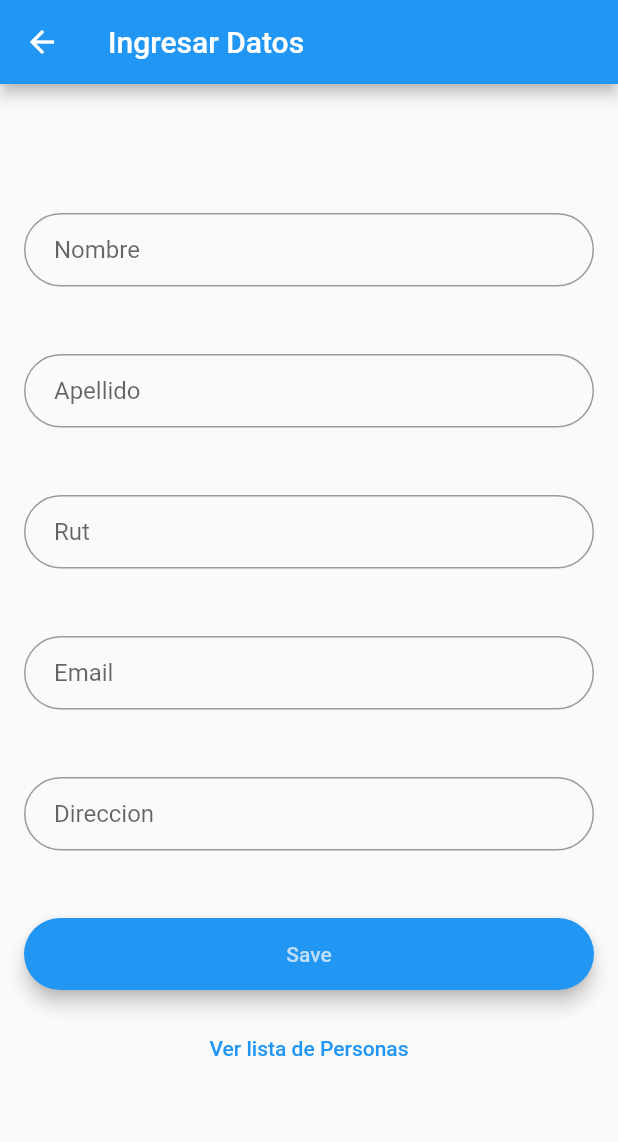
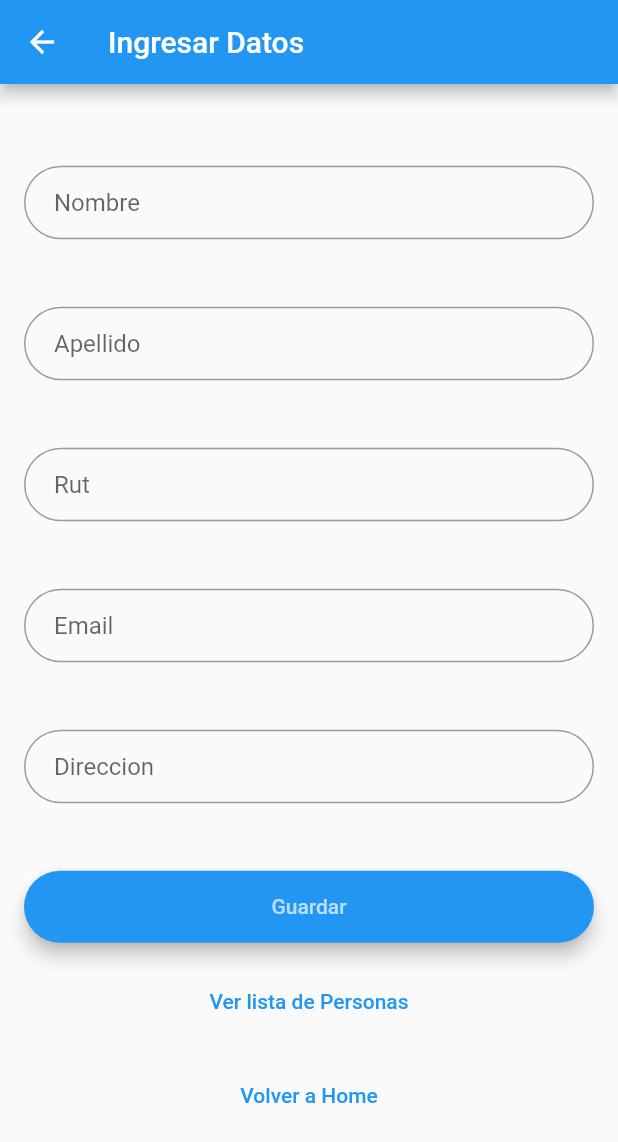
Before and after one commit to Alan-RamiMan/Flutter_Firebase_CRUD, a Flutter app: the AddPage screen opened by its route, on a phone screen of 412 x 824 dp. Shown: the top 1142 px of the screen. Run offline on Flutter 3.47's test engine with Material 2 defaults, Android fonts, the phone set to English and light mode, and no system bars; our stand-ins replace cloud_firestore, firebase_core; accounts and stored records are empty.

Commit message:
Cambios menores

```diff
--- a/lib/pages/addpage.dart
+++ b/lib/pages/addpage.dart
@@ -1,3 +1,4 @@
+import 'package:flutter_application_1/pages/home.dart';
 import 'package:flutter_application_1/pages/listpages.dart';
 
 import 'package:flutter/material.dart';
@@ -101,6 +102,18 @@ class _AddPage extends State<AddPage> {
         },
         child: const Text('Ver lista de Personas'));
 
+    final homeListbutton = TextButton(
+        onPressed: () {
+          Navigator.pushAndRemoveUntil<dynamic>(
+            context,
+            MaterialPageRoute<dynamic>(
+              builder: (BuildContext context) => Home(),
+            ),
+            (route) => false, //To disable back feature set to false
+          );
+        },
+        child: const Text('Volver a Home'));
+
     final SaveButon = Material(
       elevation: 5.0,
       borderRadius: BorderRadius.circular(30.0),
@@ -136,7 +149,7 @@ class _AddPage extends State<AddPage> {
           }
         },
         child: Text(
-          "Save",
+          "Guardar",
           style: TextStyle(color: Theme.of(context).primaryColorLight),
           textAlign: TextAlign.center,
         ),
@@ -174,6 +187,8 @@ class _AddPage extends State<AddPage> {
                   const SizedBox(height: 15.0),
                   viewListbutton,
                   const SizedBox(height: 15.0),
+                  homeListbutton,
+                  const SizedBox(height: 15.0),
                 ],
               ),
             ),
--- a/lib/pages/home.dart
+++ b/lib/pages/home.dart
@@ -11,9 +11,9 @@ class Home extends StatelessWidget {
       body: ListView(
         children: <Widget>[
           _opcionesMenu(
-              context, Icons.group_add, 'addPersona', 'Agregar Datos Persona'),
+              context, Icons.group_add, 'addPersona', 'Agregar Personas'),
           _opcionesMenu(
-              context, Icons.list, 'listPersonas', 'Ver Listado de Personas'),
+              context, Icons.list, 'listPersonas', 'Listado de Personas'),
         ],
       ),
       /*body: Center(
--- a/lib/pages/listpages.dart
+++ b/lib/pages/listpages.dart
@@ -77,7 +77,7 @@ class _ListPage extends State<ListPage> {
                         TextButton(
                           style: TextButton.styleFrom(
                             padding: const EdgeInsets.all(5.0),
-                            primary: const Color.fromARGB(255, 143, 133, 226),
+                            primary: const Color.fromARGB(255, 33, 150, 243),
                             textStyle: const TextStyle(fontSize: 20),
                           ),
                           child: const Text('Editar'),
@@ -103,7 +103,7 @@ class _ListPage extends State<ListPage> {
                         TextButton(
                           style: TextButton.styleFrom(
                             padding: const EdgeInsets.all(5.0),
-                            primary: const Color.fromARGB(255, 143, 133, 226),
+                            primary: Color.fromARGB(255, 239, 34, 7),
                             textStyle: const TextStyle(fontSize: 20),
                           ),
                           child: const Text('Eliminar'),
--- a/lib/services/firebase_crud.dart
+++ b/lib/services/firebase_crud.dart
@@ -32,7 +32,7 @@ class FirebaseCrud {
 
     var result = await documentReferencer.set(data).whenComplete(() {
       response.code = 200;
-      response.message = "Sucessfully added to the database";
+      response.message = "Agregado Correctamente";
     }).catchError((e) {
       response.code = 500;
       response.message = e;
```
Also changed, not shown: lib/pages/editpages.dart (+16 -8 lines).
